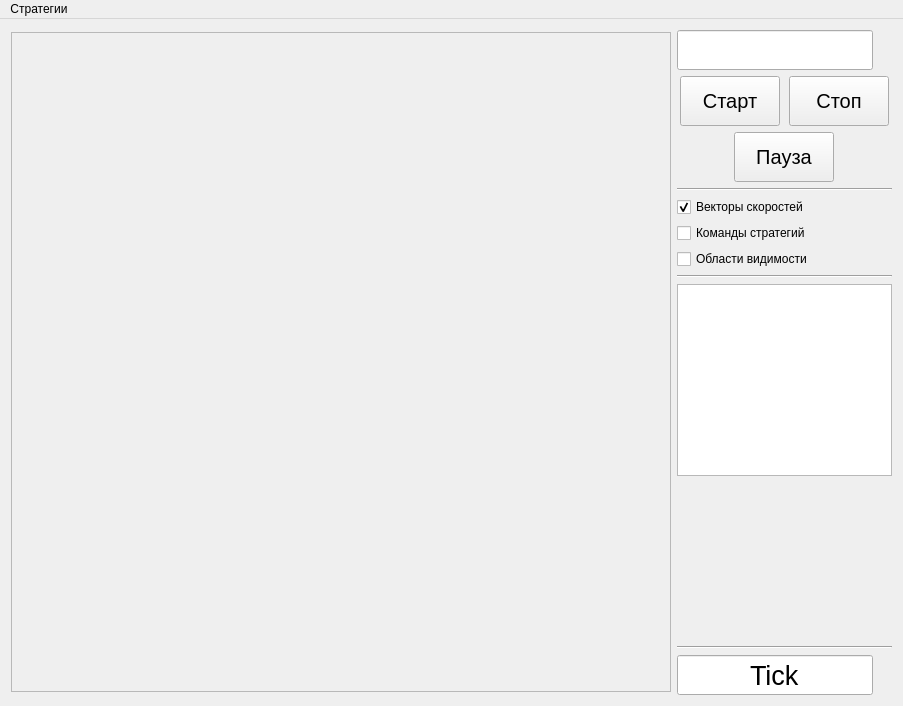
First picture: the form in agario/local_runner/mainwindow.ui, repository MailRuChamps/miniaicups, before the edit.
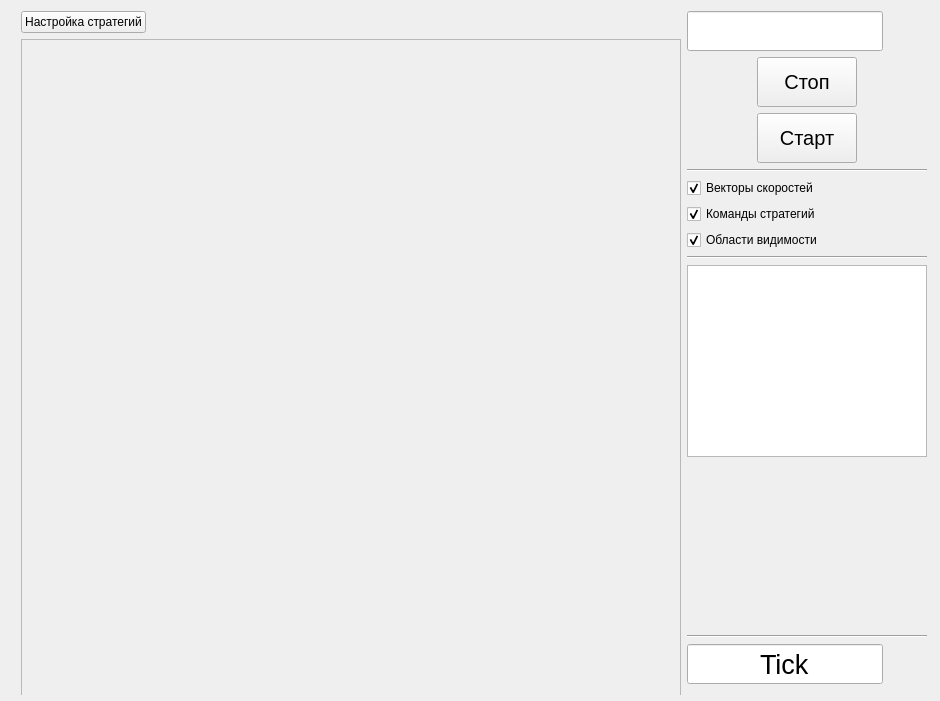
Second picture: the form after the edit.

Diff of the .ui file:
```diff
--- a/agario/local_runner/mainwindow.ui
+++ b/agario/local_runner/mainwindow.ui
@@ -6,16 +6,57 @@
    <rect>
     <x>0</x>
     <y>0</y>
-    <width>903</width>
-    <height>706</height>
+    <width>940</width>
+    <height>701</height>
    </rect>
   </property>
+  <property name="sizePolicy">
+   <sizepolicy hsizetype="Fixed" vsizetype="Fixed">
+    <horstretch>0</horstretch>
+    <verstretch>0</verstretch>
+   </sizepolicy>
+  </property>
   <property name="windowTitle">
    <string>MainWindow</string>
   </property>
   <widget class="QWidget" name="centralWidget">
+   <widget class="QWidget" name="layoutWidget">
+    <property name="geometry">
+     <rect>
+      <x>10</x>
+      <y>0</y>
+      <width>928</width>
+      <height>695</height>
+     </rect>
+    </property>
+    <layout class="QGridLayout" name="gridLayout">
+     <item row="0" column="0">
+      <layout class="QVBoxLayout" name="verticalLayout_2">
+       <item>
    <layout class="QHBoxLayout" name="horizontalLayout_3">
     <item>
+          <widget class="QPushButton" name="pbtn_settings">
+           <property name="text">
+            <string>Настройка стратегий</string>
+           </property>
+          </widget>
+         </item>
+         <item>
+          <spacer name="horizontalSpacer">
+           <property name="orientation">
+            <enum>Qt::Horizontal</enum>
+           </property>
+           <property name="sizeHint" stdset="0">
+            <size>
+             <width>40</width>
+             <height>20</height>
+            </size>
+           </property>
+          </spacer>
+         </item>
+        </layout>
+       </item>
+       <item>
      <widget class="QFrame" name="viewport">
       <property name="sizePolicy">
        <sizepolicy hsizetype="Fixed" vsizetype="Fixed">
@@ -43,7 +84,9 @@
       </property>
      </widget>
     </item>
-    <item>
+      </layout>
+     </item>
+     <item row="0" column="1">
      <layout class="QVBoxLayout" name="verticalLayout">
       <item>
        <widget class="QLineEdit" name="txt_seed">
@@ -80,30 +123,6 @@
       </item>
       <item>
        <layout class="QHBoxLayout" name="horizontalLayout">
-        <item>
-         <widget class="QPushButton" name="btn_start">
-          <property name="sizePolicy">
-           <sizepolicy hsizetype="Fixed" vsizetype="Fixed">
-            <horstretch>0</horstretch>
-            <verstretch>0</verstretch>
-           </sizepolicy>
-          </property>
-          <property name="minimumSize">
-           <size>
-            <width>100</width>
-            <height>50</height>
-           </size>
-          </property>
-          <property name="font">
-           <font>
-            <pointsize>15</pointsize>
-           </font>
-          </property>
-          <property name="text">
-           <string>Старт</string>
-          </property>
-         </widget>
-        </item>
         <item>
          <widget class="QPushButton" name="btn_stop">
           <property name="sizePolicy">
@@ -133,7 +152,7 @@
       <item>
        <layout class="QHBoxLayout" name="horizontalLayout_2">
         <item>
-         <widget class="QPushButton" name="btn_pause">
+          <widget class="QPushButton" name="btn_start">
           <property name="sizePolicy">
            <sizepolicy hsizetype="Fixed" vsizetype="Fixed">
             <horstretch>0</horstretch>
@@ -152,7 +171,7 @@
            </font>
           </property>
           <property name="text">
-           <string>Пауза</string>
+            <string>Старт</string>
           </property>
          </widget>
         </item>
@@ -180,6 +199,9 @@
         <property name="text">
          <string>Команды стратегий</string>
         </property>
+         <property name="checked">
+          <bool>true</bool>
+         </property>
        </widget>
       </item>
       <item>
@@ -187,6 +209,9 @@
         <property name="text">
          <string>Области видимости</string>
         </property>
+         <property name="checked">
+          <bool>true</bool>
+         </property>
        </widget>
       </item>
       <item>
@@ -199,6 +224,13 @@
       <item>
        <widget class="QListWidget" name="leaders"/>
       </item>
+       <item>
+        <widget class="QLabel" name="lbl_com">
+         <property name="text">
+          <string/>
+         </property>
+        </widget>
+       </item>
       <item>
        <spacer name="verticalSpacer">
         <property name="orientation">
@@ -259,28 +291,7 @@
     </item>
    </layout>
   </widget>
-  <widget class="QMenuBar" name="menuBar">
-   <property name="geometry">
-    <rect>
-     <x>0</x>
-     <y>0</y>
-     <width>903</width>
-     <height>22</height>
-    </rect>
-   </property>
-   <widget class="QMenu" name="menu_strategies">
-    <property name="title">
-     <string>Стратегии</string>
-    </property>
-    <addaction name="action_1"/>
-   </widget>
-   <addaction name="menu_strategies"/>
-  </widget>
-  <action name="action_1">
-   <property name="text">
-    <string>Настроить</string>
-   </property>
-  </action>
+  </widget>
  </widget>
  <layoutdefault spacing="6" margin="11"/>
  <tabstops>
```
Left out of the diff: 7 changed lines with no effect on the pictures. Lines whose indentation alone changed are shown as unchanged.
